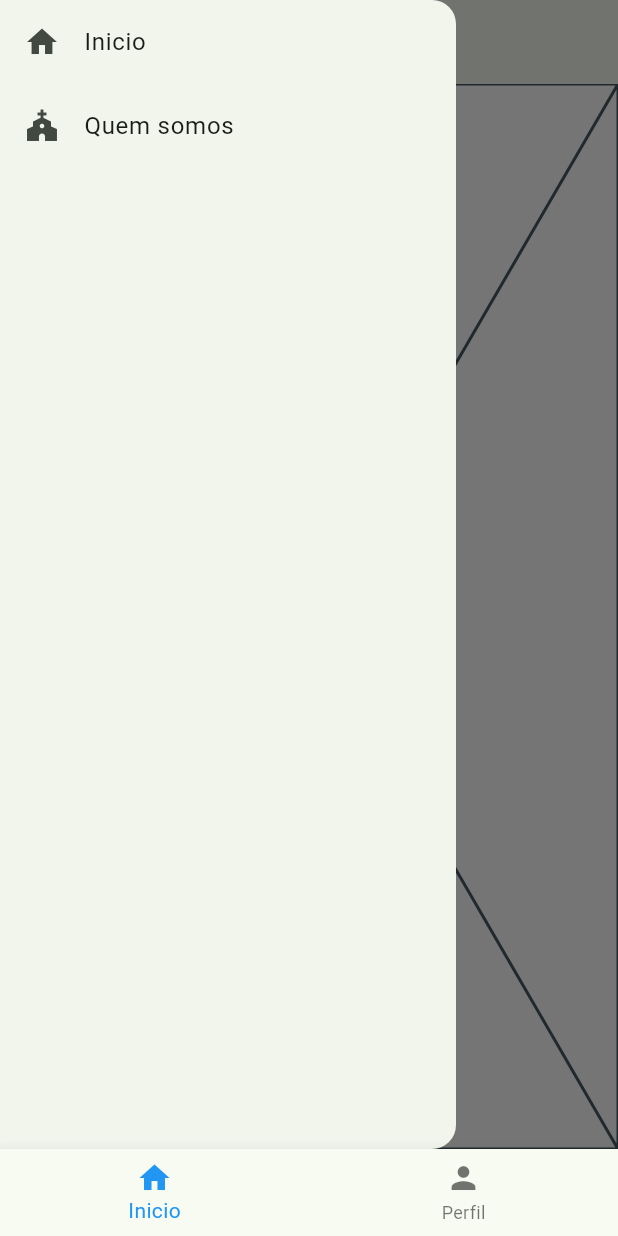
After one commit to devthiagoramon/hallel-mobile, a Flutter app: the QuemSomosScreen screen opened by its route, after a tap on the "menu" icon, on a phone screen of 412 x 824 dp. The commit adds this screen. Run offline on Flutter 3.47's test engine with Material 3 defaults, Android fonts, the light colour scheme and no system bars; our stand-ins replace dio, go_router, shared_preferences; accounts and stored records are empty.

Commit message:
Feat - Drawer and tabs configurations for routing

```diff
--- a/lib/main.dart
+++ b/lib/main.dart
@@ -1,7 +1,13 @@
+import 'dart:developer';
+
 import 'package:flutter/material.dart';
 import 'package:go_router/go_router.dart';
+import 'package:hallel/screens/configs/drawer_home_config.dart';
+import 'package:hallel/screens/configs/tabs_config_home.dart';
 import 'package:hallel/screens/home/home.dart';
+import 'package:hallel/screens/home/quem-somos.dart';
 import 'package:hallel/screens/login.dart';
+import 'package:hallel/screens/profile/profile.dart';
 import 'package:hallel/screens/signin.dart';
 import 'package:hallel/services/dio_client.dart';
 import 'package:hallel/services/user_service/user_api_routes.dart';
@@ -11,25 +17,6 @@ import 'package:shared_preferences/shared_preferences.dart';
 var initialRoute = "/";
 
 void main() {
-  WidgetsFlutterBinding.ensureInitialized();
-  Future<void> validateTokenUser() async {
-    final prefs = await SharedPreferences.getInstance();
-    final tokenApi = prefs.getString("tokenApi");
-
-    if (tokenApi != null && tokenApi.isNotEmpty) {
-      DioClient().setTokenApi(tokenApi);
-      final tokenValid =
-          await UserRoutesApi().validateTokenUserService(tokenApi);
-
-      if (tokenValid) {
-        initialRoute = "/home";
-      } else {
-        initialRoute = "/login";
-      }
-    }
-  }
-
-  validateTokenUser();
   runApp(const MainApp());
 }
 
@@ -37,21 +24,35 @@ final _router = GoRouter(initialLocation: initialRoute, routes: [
   GoRoute(path: "/", builder: (context, state) => const MainContainer()),
   GoRoute(path: "/login", builder: (context, state) => const LoginScreen()),
   GoRoute(path: "/signin", builder: (context, state) => const SignInScreen()),
-  GoRoute(path: "/home", builder: (context, state) => const HomeContainer()),
+  ShellRoute(
+    builder: (context, state, child) {
+      return TabsLayout(child: child);
+    },
+    routes: [
+      ShellRoute(
+          builder: (context, state, child) {
+            return HomeLayout(child: child);
+          },
+          routes: [
+            GoRoute(
+                path: "/home",
+                name: "home",
+                builder: (context, state) => const HomeContainer()),
+            GoRoute(
+              path: "/home/quem-somos",
+              builder: (context, state) => const QuemSomosScreen(),
+            ),
+          ]),
+      GoRoute(
+        path: "/profile",
+        builder: (context, state) => const ProfileScreen(),
+      )
+    ],
+  )
 ]);
 
-class MainApp extends StatefulWidget {
+class MainApp extends StatelessWidget {
   const MainApp({super.key});
-
-  @override
-  State<MainApp> createState() => _MainAppState();
-}
-
-class _MainAppState extends State<MainApp> {
-  @override
-  void initState() {
-    super.initState();
-  }
 
   @override
   Widget build(BuildContext context) {
@@ -62,16 +63,49 @@ class _MainAppState extends State<MainApp> {
         routerConfig: _router,
         theme: ThemeData(
             useMaterial3: true,
+            scaffoldBackgroundColor: Colors.white,
             colorScheme: ColorScheme.fromSeed(seedColor: Colors.green)),
       ),
     );
   }
 }
 
-class MainContainer extends StatelessWidget {
+class MainContainer extends StatefulWidget {
   const MainContainer({
     super.key,
   });
+
+  @override
+  State<MainContainer> createState() => _MainContainerState();
+}
+
+class _MainContainerState extends State<MainContainer> {
+  @override
+  void initState() {
+    // TODO: implement initState
+    super.initState();
+    Future<void> validateTokenUser() async {
+      final prefs = await SharedPreferences.getInstance();
+      final tokenApi = prefs.getString("tokenApi");
+      if (tokenApi != null && tokenApi.isNotEmpty) {
+        DioClient().setTokenApi(tokenApi);
+        try {
+          final tokenValid =
+              await UserRoutesApi().validateTokenUserService(tokenApi);
+          if (!mounted) return;
+          if (tokenValid) {
+            context.go("/home");
+          } else {
+            context.go("/login");
+          }
+        } catch (e) {
+          log(e.toString(), name: "MainPage");
+        }
+      }
+    }
+
+    validateTokenUser();
+  }
 
   @override
   Widget build(BuildContext context) {
--- /dev/null
+++ b/lib/screens/configs/drawer_home_config.dart
@@ -0,0 +1,65 @@
+import 'package:flutter/material.dart';
+import 'package:go_router/go_router.dart';
+
+class HomeLayout extends StatefulWidget {
+  final Widget child;
+  const HomeLayout({super.key, required this.child});
+
+  @override
+  State<HomeLayout> createState() => _HomeLayoutState();
+}
+
+class DrawerRoutesModel {
+  String title;
+  IconData icon;
+  String route;
+
+  DrawerRoutesModel(
+      {required this.title, required this.icon, required this.route});
+}
+
+class _HomeLayoutState extends State<HomeLayout> {
+  int selected_index = 0;
+
+  List<DrawerRoutesModel> _homepageRoutes = [
+    DrawerRoutesModel(title: "Inicio", icon: Icons.home, route: "/home"),
+    DrawerRoutesModel(
+        title: "Quem somos", icon: Icons.church, route: "/home/quem-somos")
+  ];
+
+  @override
+  Widget build(BuildContext context) {
+    final theme = Theme.of(context);
+
+    return Scaffold(
+      backgroundColor: theme.scaffoldBackgroundColor,
+      appBar: AppBar(
+        title: Text(_homepageRoutes[selected_index].title),
+        leading: Builder(builder: (context) {
+          return IconButton(
+              onPressed: () {
+                Scaffold.of(context).openDrawer();
+              },
+              icon: Icon(Icons.menu));
+        }),
+      ),
+      body: widget.child,
+      drawer: Drawer(
+        child: ListView.builder(
+          itemCount: _homepageRoutes.length,
+          itemBuilder: (context, index) {
+            return ListTile(
+              title: Text(_homepageRoutes[index].title),
+              leading: Icon(_homepageRoutes[index].icon),
+              onTap: () {
+                context.go(_homepageRoutes[index].route);
+                selected_index = index;
+                Navigator.pop(context);
+              },
+            );
+          },
+        ),
+      ),
+    );
+  }
+}
--- /dev/null
+++ b/lib/screens/configs/tabs_config_home.dart
@@ -0,0 +1,38 @@
+import 'package:flutter/material.dart';
+import 'package:go_router/go_router.dart';
+
+class TabsLayoutModel {
+  String label;
+  IconData icon;
+  String route;
+
+  TabsLayoutModel(
+      {required this.label, required this.icon, required this.route});
+}
+
+class TabsLayout extends StatelessWidget {
+  final Widget child;
+
+  TabsLayout({super.key, required this.child});
+
+  final List<TabsLayoutModel> _tabsRoutes = [
+    TabsLayoutModel(label: "Inicio", icon: Icons.home, route: "/home"),
+    TabsLayoutModel(label: "Perfil", icon: Icons.person, route: "/profile")
+  ];
+
+  @override
+  Widget build(BuildContext context) {
+    return Scaffold(
+      body: child,
+      bottomNavigationBar: BottomNavigationBar(
+          selectedItemColor: Colors.blue,
+          onTap: (int index) {
+            context.go(_tabsRoutes[index].route);
+          },
+          items: _tabsRoutes.map((route) {
+            return BottomNavigationBarItem(
+                icon: Icon(route.icon), label: route.label);
+          }).toList()),
+    );
+  }
+}
--- /dev/null
+++ b/lib/screens/home/quem-somos.dart
@@ -0,0 +1,12 @@
+import 'package:flutter/material.dart';
+
+class QuemSomosScreen extends StatelessWidget {
+  const QuemSomosScreen({super.key});
+
+  @override
+  Widget build(BuildContext context) {
+    return Scaffold(
+      body: Placeholder(),
+    );
+  }
+}
--- a/lib/services/user_service/user_api_routes.dart
+++ b/lib/services/user_service/user_api_routes.dart
@@ -4,7 +4,8 @@ import 'package:hallel/services/dio_client.dart';
 class UserRoutesApi {
   Future<bool> validateTokenUserService(token) async {
     try {
-      Response response = await DioClient().get("/public/home/isTokenValid");
+      Response response =
+          await DioClient().get("/public/home/isTokenValid?token=$token");
       return response.data;
     } catch (e) {
       return false;
```
Also changed, not shown: lib/screens/home/home.dart (+6 -30 lines), lib/screens/profile/profile.dart (added, +12 -0 lines).
